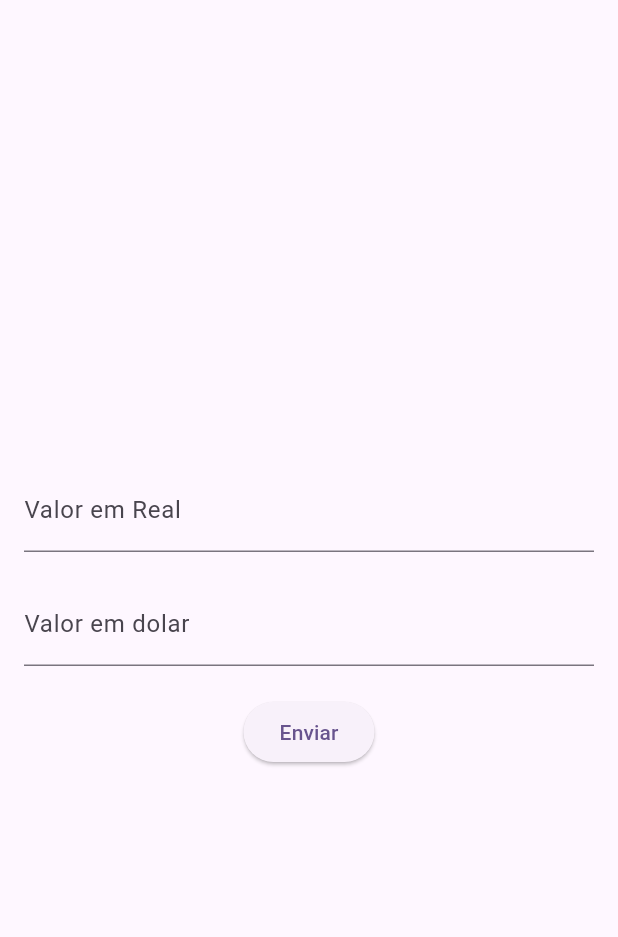
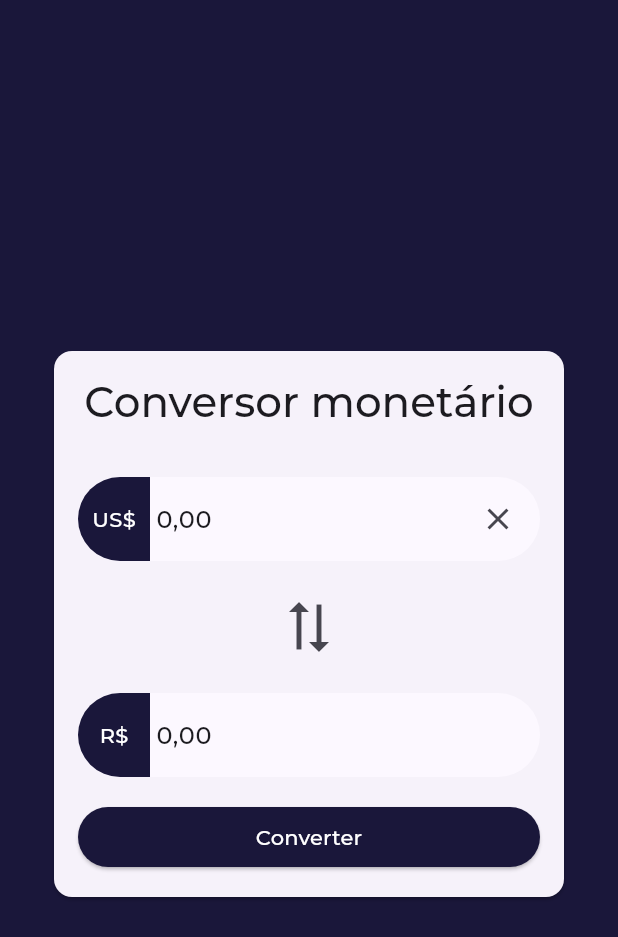
Before and after one commit to PedroAlvim/coin-converter-flutter, a Flutter app: the screen it shows after launch, on a phone screen of 412 x 824 dp. Shown: the top 937 px of the screen. Run offline on Flutter 3.47's test engine with Material 3 defaults, Android fonts, the phone set to English and light mode, and no system bars; our stand-ins replace dio, flutter_masked_text2, logger; project files that could hold a hidden picture were left out.

Commit message:
implemented  UI

```diff
--- a/lib/main.dart
+++ b/lib/main.dart
@@ -1,7 +1,15 @@
-import 'package:coin_converter/src/repositories/coin_converter_repository.dart';
+import 'package:coin_converter/src/ui/screens/converter_screen.dart';
 import 'package:flutter/material.dart';
+import 'package:flutter/services.dart';
 
 void main() {
+  WidgetsFlutterBinding.ensureInitialized();
+
+  SystemChrome.setPreferredOrientations([
+    DeviceOrientation.portraitUp,
+    DeviceOrientation.portraitDown,
+  ]);
+
   runApp(const MyApp());
 }
 
@@ -11,82 +19,19 @@ class MyApp extends StatelessWidget {
   @override
   Widget build(BuildContext context) {
     return MaterialApp(
-      title: 'Flutter Demo',
+      title: 'Conversor monetário',
       theme: ThemeData(
-        colorScheme: ColorScheme.fromSeed(seedColor: Colors.deepPurple),
+        colorScheme: ColorScheme.fromSeed(seedColor: const Color(0xFF1A173A)),
+        fontFamily: 'montserrat',
+        elevatedButtonTheme: ElevatedButtonThemeData(
+          style: ElevatedButton.styleFrom(
+            backgroundColor: const Color(0xFF1A173A),
+            foregroundColor: Colors.white,
+          ),
+        ),
         useMaterial3: true,
       ),
-      home: const MyHomePage(),
+      home: const ConverterScreen(),
     );
   }
 }
-
-class MyHomePage extends StatefulWidget {
-  const MyHomePage({super.key});
-
-  @override
-  State<MyHomePage> createState() => _MyHomePageState();
-}
-
-class _MyHomePageState extends State<MyHomePage> {
-  final TextEditingController _controller1 = TextEditingController();
-  final TextEditingController _controller2 = TextEditingController();
-  final _coinConverterRepository = CoinConverterRepository();
-
-  @override
-  Widget build(BuildContext context) {
-    return Scaffold(
-      body: Padding(
-        padding: const EdgeInsets.all(16.0),
-        child: Column(
-          mainAxisAlignment: MainAxisAlignment.center,
-          children: <Widget>[
-            TextField(
-              controller: _controller1,
-              decoration: const InputDecoration(
-                labelText: 'Valor em Real',
-              ),
-            ),
-            const SizedBox(height: 20.0),
-            TextField(
-              controller: _controller2,
-              decoration: const InputDecoration(
-                labelText: 'Valor em dolar',
-              ),
-            ),
-            const SizedBox(height: 20.0),
-            ElevatedButton(
-              onPressed: () {
-                _converterCoin(double.parse(_controller1.text));
-              },
-              child: const Text('Enviar'),
-            ),
-          ],
-        ),
-      ),
-    );
-  }
-
-  @override
-  void dispose() {
-    _controller1.dispose();
-    _controller2.dispose();
-    super.dispose();
-  }
-
-  void _converterCoin(double amount) {
-    _coinConverterRepository
-        .getCoinValue(amount)
-        .then((result) => {
-              if (result.successful)
-                {_controller2.text = result.data.toString()}
-              else
-                {
-                  // todo tratar erro
-                }
-            })
-        .catchError((error, stackTrace) {
-      // todo tratar erro
-    });
-  }
-}
--- a/lib/src/repositories/coin_converter_repository.dart
+++ b/lib/src/repositories/coin_converter_repository.dart
@@ -1,5 +1,6 @@
 import 'package:coin_converter/src/network/request/request_result.dart';
 import 'package:coin_converter/src/network/settings/network_settings.dart';
+import 'package:coin_converter/src/ui/widget/card/info_card.dart';
 import 'package:dio/dio.dart';
 import 'package:logger/logger.dart';
 
@@ -9,28 +10,34 @@ class CoinConverterRepository {
 
   static double? cachedConverter;
 
-  Future<RequestResult<double>> getCoinValue(double amount) async {
+  Future<RequestResult<String>> getCoinValue(double amount, Mode mode) async {
     if (cachedConverter != null) {
+      double convertedValue = amount * cachedConverter!;
+
       return RequestResult(
         successful: true,
-        data: amount * cachedConverter!,
+        data: convertedValue.toStringAsFixed(2),
       );
     }
 
     try {
-      final response = await _dio
-          .get(NetworkSettings.getCoinConverter("USD-BRL"));
+      final response =
+          await _dio.get(NetworkSettings.getCoinConverter(mode.text));
 
       var statusCode = response.statusCode;
 
       if (statusCode == 200) {
-        final converterValue = double.parse(response.data["USDBRL"]["high"]);
+        String key = mode == Mode.usdBrl ? "USDBRL" : "BRLUSD";
+
+        final converterValue = double.parse(response.data[key]["high"]);
 
         cachedConverter = converterValue;
 
-       return RequestResult(
+        double convertedValue = amount * converterValue;
+
+        return RequestResult(
           successful: true,
-          data: amount * converterValue,
+          data: convertedValue.toStringAsFixed(2)
         );
       }
 
@@ -43,7 +50,7 @@ class CoinConverterRepository {
     return RequestResult(successful: false);
   }
 
- void clearCache() {
+  void clearCache() {
     cachedConverter = null;
   }
 }
--- /dev/null
+++ b/lib/src/ui/screens/converter_screen.dart
@@ -0,0 +1,122 @@
+import 'package:coin_converter/src/repositories/coin_converter_repository.dart';
+import 'package:coin_converter/src/ui/widget/card/info_card.dart';
+import 'package:coin_converter/src/ui/widget/shared/default_padding.dart';
+import 'package:flutter/material.dart';
+import 'package:flutter_masked_text2/flutter_masked_text2.dart';
+
+class ConverterScreen extends StatefulWidget {
+  const ConverterScreen({super.key});
+
+  @override
+  State<ConverterScreen> createState() => _ConverterScreenState();
+}
+
+class _ConverterScreenState extends State<ConverterScreen> {
+  final _coinConverterRepository = CoinConverterRepository();
+  Color darkBlue = const Color(0xFF1A173A);
+
+  Mode _buildMode = Mode.usdBrl;
+
+  final MoneyMaskedTextController _amountController = MoneyMaskedTextController(
+    decimalSeparator: ',',
+    thousandSeparator: '.',
+    precision: 2,
+  );
+
+  final MoneyMaskedTextController _resultController = MoneyMaskedTextController(
+    decimalSeparator: ',',
+    thousandSeparator: '.',
+    precision: 2,
+  );
+
+  @override
+  Widget build(BuildContext context) {
+    return Scaffold(
+      resizeToAvoidBottomInset: false,
+      appBar: AppBar(
+        toolbarHeight: 0,
+      ),
+      backgroundColor: darkBlue,
+      body: Column(
+        children: [
+          Container(height: 8),
+          Expanded(
+            child: Center(
+              child: DefaultPadding(
+                child: Column(
+                  mainAxisAlignment: MainAxisAlignment.center,
+                  children: [
+                    DefaultPadding(
+                      child: InfoCard(
+                        mode: _buildMode,
+                        amountController: _amountController,
+                        resultController: _resultController,
+                        onSwapPressed: _snapMode,
+                        onButtonPressed: _converterCoin,
+                        onClearAmount: _clearInputs,
+                      ),
+                    ),
+                  ],
+                ),
+              ),
+            ),
+          ),
+        ],
+      ),
+    );
+  }
+
+  @override
+  void dispose() {
+    _amountController.dispose();
+    _resultController.dispose();
+    super.dispose();
+  }
+
+  void _snapMode() {
+    setState(() {
+      _coinConverterRepository.clearCache();
+
+      _resultController.text = "0,00";
+      if (_buildMode == Mode.usdBrl) {
+        _buildMode = Mode.brlUsd;
+      } else {
+        _buildMode = Mode.usdBrl;
+      }
+    });
+  }
+
+  void _clearInputs() {
+    setState(() {
+      _resultController.text = "0,00";
+      _amountController.text = "0,00";
+    });
+  }
+
+  void _converterCoin() {
+    double amount = parseFormattedStringToDouble(_amountController.text);
+
+    _coinConverterRepository.getCoinValue(amount, _buildMode).then((result) {
+      if (result.successful && result.data != null) {
+        _resultController.text = result.data!;
+      } else {
+        _showGenericError();
+      }
+    }).catchError((error, stackTrace) {
+      _showGenericError();
+    });
+  }
+
+  void _showGenericError() {
+    ScaffoldMessenger.of(context).showSnackBar(const SnackBar(
+      content: Text("Erro ao converter moeda."),
+    ));
+  }
+}
+
+double parseFormattedStringToDouble(String value) {
+  String cleanedValue = value.replaceAll('.', '');
+  cleanedValue = cleanedValue.replaceAll(',', '.');
+
+  return double.parse(cleanedValue);
+}
--- /dev/null
+++ b/lib/src/ui/widget/card/info_card.dart
@@ -0,0 +1,90 @@
+import 'package:coin_converter/src/ui/widget/card/money_input.dart';
+import 'package:coin_converter/src/ui/widget/shared/default_padding.dart';
+import 'package:coin_converter/src/ui/widget/shared/default_spacer.dart';
+import 'package:flutter/material.dart';
+
+class InfoCard extends StatelessWidget {
+  const InfoCard({
+    Key? key,
+    required this.mode,
+    required this.amountController,
+    required this.resultController,
+    required this.onSwapPressed,
+    required this.onButtonPressed,
+    this.onClearAmount,
+  }) : super(key: key);
+
+  final VoidCallback onButtonPressed;
+  final VoidCallback onSwapPressed;
+  final Mode mode;
+  final TextEditingController amountController;
+  final TextEditingController resultController;
+  final VoidCallback? onClearAmount;
+
+  static const _angle90 = 90 * 3.141592653589793 / 180;
+
+  @override
+  Widget build(BuildContext context) {
+    final theme = Theme.of(context);
+
+    return SizedBox(
+      width: MediaQuery.of(context).size.width * 0.9,
+      child: Card(
+        child: DefaultPadding(
+          child: Column(
+            mainAxisSize: MainAxisSize.min,
+            children: [
+              Text("Conversor monetário",
+                  textAlign: TextAlign.center,
+                  style: theme.textTheme.headlineMedium),
+              const DefaultSpacer(),
+              const DefaultSpacer(),
+              MoneyInput(
+                controller: amountController,
+                prefix: mode == Mode.usdBrl ? "US\$" : "R\$",
+                onClearInput: onClearAmount,
+                isEditingInput: true,
+              ),
+              const DefaultSpacer(),
+              IconButton(
+                icon: Transform.rotate(
+                  angle: _angle90,
+                  child: const Icon(
+                    Icons.sync_alt,
+                    size: 40,
+                  ),
+                ),
+                onPressed: onSwapPressed,
+              ),
+              const DefaultSpacer(),
+              MoneyInput(
+                controller: resultController,
+                prefix: mode == Mode.usdBrl ? "R\$" : "US\$",
+              ),
+              const DefaultSpacer(),
+              Row(
+                children: [
+                  Expanded(
+                    child: ElevatedButton(
+                      onPressed: onButtonPressed,
+                      child: const Text("Converter"),
+                    ),
+                  ),
+                ],
+              ),
+            ],
+          ),
+        ),
+      ),
+    );
+  }
+}
+
+class Mode {
+  final String text;
+
+  const Mode._(this.text);
+
+  static const usdBrl = Mode._("USD-BRL");
+  static const brlUsd = Mode._("BRL-USD");
+}
--- /dev/null
+++ b/lib/src/ui/widget/card/money_input.dart
@@ -0,0 +1,63 @@
+import 'package:coin_converter/src/ui/widget/shared/default_padding.dart';
+import 'package:coin_converter/src/ui/widget/shared/rounded_clickable.dart';
+import 'package:flutter/material.dart';
+
+class MoneyInput extends StatelessWidget {
+  const MoneyInput({
+    Key? key,
+    required this.controller,
+    required this.prefix,
+    this.onClearInput,
+    this.isEditingInput = false,
+  }) : super(key: key);
+
+  final TextEditingController controller;
+  final String prefix;
+  final VoidCallback? onClearInput;
+  final bool isEditingInput;
+
+  @override
+  Widget build(BuildContext context) {
+    final theme = Theme.of(context);
+    Color darkBlue = const Color(0xFF1A173A);
+
+    return TextField(
+      controller: controller,
+      readOnly: !isEditingInput,
+      keyboardType: const TextInputType.numberWithOptions(decimal: true),
+      decoration: InputDecoration(
+        filled: true,
+        fillColor: theme.colorScheme.surface,
+        prefixIcon: Container(
+          width: 40,
+          height: 56,
+          decoration: BoxDecoration(
+            color: darkBlue,
+            borderRadius: const BorderRadius.only(
+              topLeft: Radius.circular(50),
+              bottomLeft: Radius.circular(50),
+            ),
+          ),
+          child: Center(
+            child: Text(
+              prefix,
+              style: const TextStyle(color: Colors.white),
+            ),
+          ),
+        ),
+        suffixIcon: isEditingInput
+            ? RoundedClickable(
+          onTap: onClearInput,
+          child: const DefaultPadding(
+            child: Icon(Icons.close),
+          ),
+        )
+            : null,
+        border: OutlineInputBorder(
+          borderRadius: BorderRadius.circular(50),
+          borderSide: BorderSide.none,
+        ),
+      ),
+    );
+  }
+}
--- /dev/null
+++ b/lib/src/ui/widget/shared/default_padding.dart
@@ -0,0 +1,15 @@
+import 'package:flutter/material.dart';
+
+class DefaultPadding extends StatelessWidget {
+  const DefaultPadding({Key? key, required this.child}) : super(key: key);
+
+  final Widget child;
+
+  @override
+  Widget build(BuildContext context) {
+    return Padding(
+      padding: const EdgeInsets.all(16.0),
+      child: child,
+    );
+  }
+}
--- /dev/null
+++ b/lib/src/ui/widget/shared/default_spacer.dart
@@ -0,0 +1,19 @@
+import 'package:flutter/material.dart';
+
+class DefaultSpacer extends StatelessWidget {
+  const DefaultSpacer({
+    Key? key,
+    this.multiplier = 1,
+  }) : super(key: key);
+
+  final double multiplier;
+  final double defaultSpace = 16;
+
+  @override
+  Widget build(BuildContext context) {
+    return SizedBox(
+      height: defaultSpace * multiplier,
+      width: defaultSpace * multiplier,
+    );
+  }
+}
--- /dev/null
+++ b/lib/src/ui/widget/shared/rounded_clickable.dart
@@ -0,0 +1,25 @@
+import 'package:flutter/material.dart';
+
+class RoundedClickable extends StatelessWidget {
+  const RoundedClickable({
+    Key? key,
+    this.child,
+    this.onTap,
+  }) : super(key: key);
+
+  final Widget? child;
+  final GestureTapCallback? onTap;
+
+  @override
+  Widget build(BuildContext context) {
+    return Material(
+      color: Colors.transparent,
+      child: InkWell(
+        splashColor: Colors.black.withAlpha(25),
+        customBorder: const CircleBorder(),
+        onTap: onTap,
+        child: child,
+      ),
+    );
+  }
+}
```
Also changed, not shown: pubspec.yaml (+15 -0 lines), assets/fonts/Montserrat-Bold.ttf (added), assets/fonts/Montserrat-Light.ttf (added), assets/fonts/Montserrat-Medium.ttf (added), assets/fonts/Montserrat-Regular.ttf (added), pubspec.lock, 9 other files.
